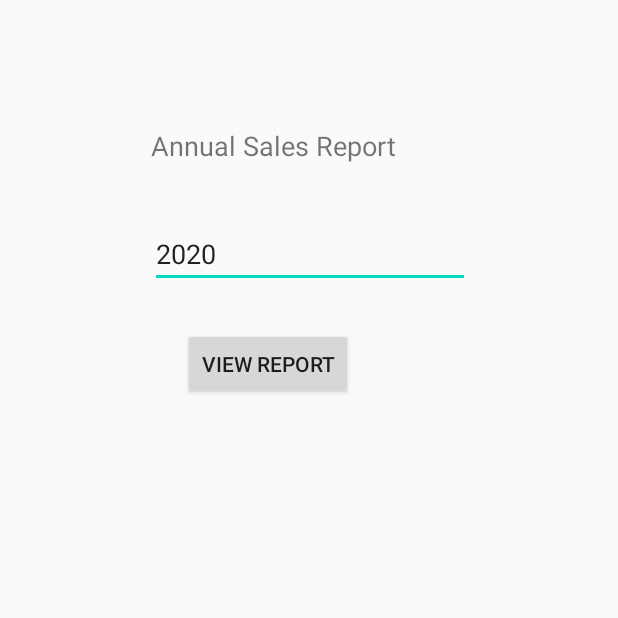
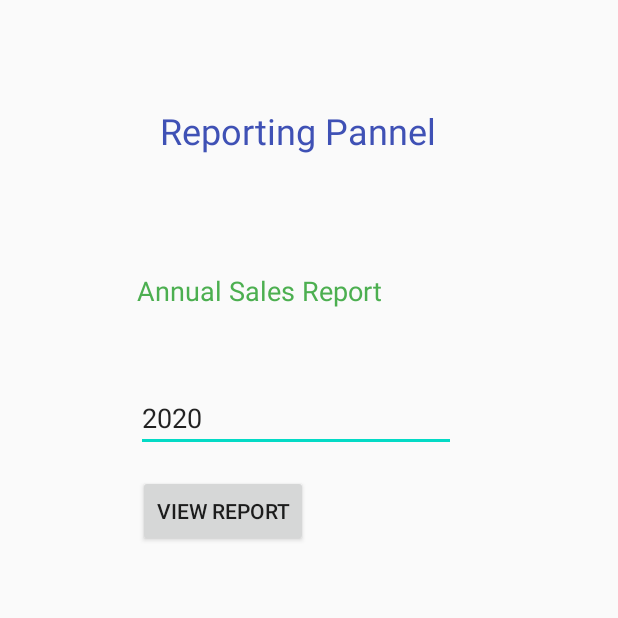
Before and after one commit to chamodtharakaperera/HoneyBee, an Android app: the AdminHome screen opened directly, with no data from a screen before it, after a tap on "ANNUAL REPORT", on a phone screen of 412 x 824 dp, the top half of it. Run offline under Robolectric (Android 15) with nearby library versions, the phone set to English and light mode, and no system bars.

Commit message:
Minor UI updates

```diff
--- a/app/src/main/java/com/metroapps/honeybee/SignIn.java
+++ b/app/src/main/java/com/metroapps/honeybee/SignIn.java
@@ -110,9 +110,9 @@ public class SignIn extends AppCompatActivity {
                                         d.putExtra("nuser", username);
                                         startActivity(d);
                                     } else if (type == 2) {
-                                        Toast.makeText(getApplicationContext(), "Welcome Admin", Toast.LENGTH_LONG).show();
+                                        //Toast.makeText(getApplicationContext(), "Welcome Admin", Toast.LENGTH_LONG).show();
                                         Intent e = new Intent(getApplicationContext(), AdminHome.class);
-                                        e.putExtra("nuser", username);
+                                        e.putExtra("nuser2", username);
                                         startActivity(e);
                                     }
                                 } else {
--- a/app/src/main/java/com/metroapps/honeybee/ui/AdminHome.java
+++ b/app/src/main/java/com/metroapps/honeybee/ui/AdminHome.java
@@ -3,6 +3,7 @@ package com.metroapps.honeybee.ui;
 import android.content.Intent;
 import android.os.Bundle;
 import android.view.View;
+import android.widget.TextView;
 
 import androidx.appcompat.app.AppCompatActivity;
 
@@ -12,10 +13,17 @@ import com.metroapps.honeybee.SalesReport;
 
 public class AdminHome extends AppCompatActivity {
 
+    private TextView user;
+
     @Override
     protected void onCreate(Bundle savedInstanceState) {
         super.onCreate(savedInstanceState);
         setContentView(R.layout.activity_admin_home);
+
+        user = findViewById(R.id.textView6);
+        Intent nu = getIntent();
+        String un = nu.getStringExtra("nuser2");
+        user.setText("Welcome administrator " + un);
     }
 
     public void foodinsert(View view) {
--- a/app/src/main/res/layout/activity_report.xml
+++ b/app/src/main/res/layout/activity_report.xml
@@ -6,17 +6,19 @@
     android:layout_height="match_parent"
     tools:context=".ReportActivity">
 
-    <Button
-        android:id="@+id/btnSalesRep"
+    <TextView
+        android:id="@+id/textView5"
         android:layout_width="wrap_content"
         android:layout_height="wrap_content"
-        android:text="View Report"
+        android:text="Annual Sales Report"
+        android:textColor="#4CAF50"
+        android:textSize="18sp"
         app:layout_constraintBottom_toBottomOf="parent"
         app:layout_constraintEnd_toEndOf="parent"
-        app:layout_constraintHorizontal_bias="0.409"
+        app:layout_constraintHorizontal_bias="0.368"
         app:layout_constraintStart_toStartOf="parent"
         app:layout_constraintTop_toTopOf="parent"
-        app:layout_constraintVertical_bias="0.282" />
+        app:layout_constraintVertical_bias="0.227" />
 
     <EditText
         android:id="@+id/txtYear"
@@ -28,21 +30,34 @@
         android:text="2020"
         app:layout_constraintBottom_toBottomOf="parent"
         app:layout_constraintEnd_toEndOf="parent"
-        app:layout_constraintHorizontal_bias="0.502"
+        app:layout_constraintHorizontal_bias="0.457"
         app:layout_constraintStart_toStartOf="parent"
         app:layout_constraintTop_toTopOf="parent"
-        app:layout_constraintVertical_bias="0.335" />
+        app:layout_constraintVertical_bias="0.583" />
+
+    <Button
+        android:id="@+id/btnSalesRep"
+        android:layout_width="wrap_content"
+        android:layout_height="wrap_content"
+        android:text="View Report"
+        app:layout_constraintBottom_toBottomOf="parent"
+        app:layout_constraintEnd_toEndOf="parent"
+        app:layout_constraintHorizontal_bias="0.308"
+        app:layout_constraintStart_toStartOf="parent"
+        app:layout_constraintTop_toTopOf="parent"
+        app:layout_constraintVertical_bias="0.408" />
 
     <TextView
-        android:id="@+id/textView5"
+        android:id="@+id/textView7"
         android:layout_width="wrap_content"
         android:layout_height="wrap_content"
-        android:text="Annual Sales Report"
-        android:textSize="18sp"
+        android:text="Reporting Pannel"
+        android:textColor="#3F51B5"
+        android:textSize="24sp"
         app:layout_constraintBottom_toBottomOf="parent"
         app:layout_constraintEnd_toEndOf="parent"
-        app:layout_constraintHorizontal_bias="0.404"
+        app:layout_constraintHorizontal_bias="0.467"
         app:layout_constraintStart_toStartOf="parent"
         app:layout_constraintTop_toTopOf="parent"
-        app:layout_constraintVertical_bias="0.106" />
+        app:layout_constraintVertical_bias="0.089" />
 </androidx.constraintlayout.widget.ConstraintLayout>
```
Also changed, not shown: app/src/main/java/com/metroapps/honeybee/SignUp.java (+10 -0 lines), app/src/main/res/layout/activity_admin_home.xml (+6 -5 lines), app/src/main/res/layout/activity_sign_up.xml (+8 -2 lines).
